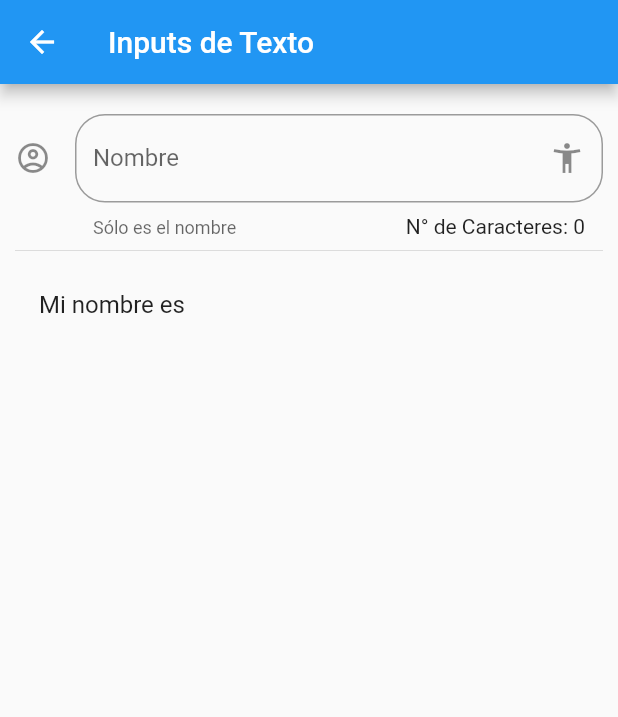
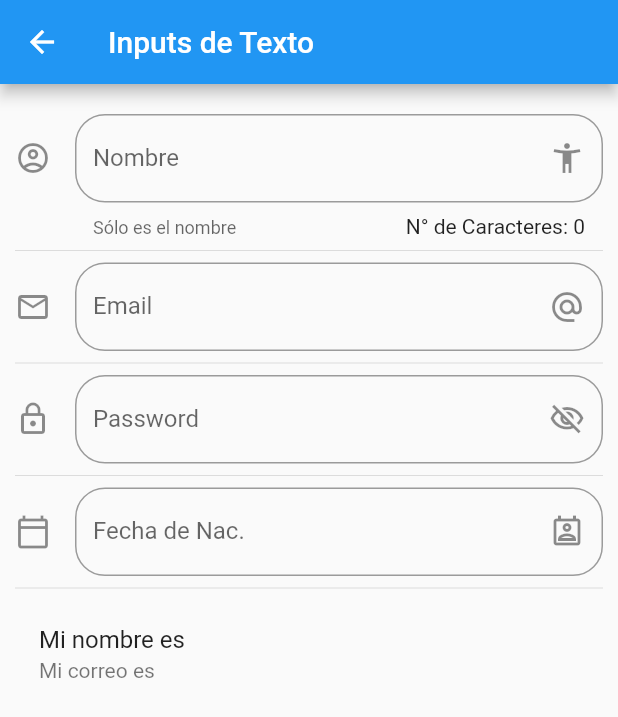
Before and after one commit to 51lv3r258/flutter-components, a Flutter app: the screen it shows after launch, after a tap on "Inputs", on a phone screen of 412 x 824 dp. Shown: the top 717 px of the screen. Run offline on Flutter 3.47's test engine with Material 2 defaults, Android fonts, the phone set to English and light mode, and no system bars; network calls fail.

Commit message:
✨ Adding some inputs to InputPage
- Adding Email Input
- Adding Password Input
- Adding Date Input

```diff
--- a/lib/main.dart
+++ b/lib/main.dart
@@ -1,4 +1,5 @@
 import 'package:flutter/material.dart';
+import 'package:flutter_localizations/flutter_localizations.dart';
 
 // * My imports
 import 'src/routes/routes.dart';
@@ -13,6 +14,15 @@ class MyApp extends StatelessWidget {
   Widget build(BuildContext context) {
     return MaterialApp(
       title: 'Components App',
+      localizationsDelegates: const [
+        GlobalMaterialLocalizations.delegate,
+        GlobalWidgetsLocalizations.delegate,
+        GlobalCupertinoLocalizations.delegate,
+      ],
+      supportedLocales: const [
+        Locale('en', 'US'),
+        Locale('es', 'ES'),
+      ],
       // debugShowMaterialGrid: true,
       debugShowCheckedModeBanner: false,
       /* home: HomePage(), */
--- a/lib/src/pages/input_page.dart
+++ b/lib/src/pages/input_page.dart
@@ -9,6 +9,12 @@ class InputPage extends StatefulWidget {
 
 class _InputPageState extends State<InputPage> {
   String _name = '';
+  String _email = '';
+  String _password = '';
+  bool _passwordHidden = true;
+  String _date = '';
+
+  final TextEditingController _inputFieldDateCtrl = TextEditingController();
 
   @override
   Widget build(BuildContext context) {
@@ -18,7 +24,17 @@ class _InputPageState extends State<InputPage> {
       ),
       body: ListView(
         padding: const EdgeInsets.symmetric(horizontal: 10, vertical: 20),
-        children: <Widget>[_createInput(), const Divider(), _createPerson()],
+        children: <Widget>[
+          _createInput(),
+          const Divider(),
+          _createEmail(),
+          const Divider(),
+          _createPassword(),
+          const Divider(),
+          _createDate(context),
+          const Divider(),
+          _createPerson(),
+        ],
       ),
     );
   }
@@ -26,6 +42,7 @@ class _InputPageState extends State<InputPage> {
   Widget _createInput() {
     return TextField(
         /* autofocus: true, */
+        keyboardType: TextInputType.name,
         textCapitalization: TextCapitalization.sentences,
         decoration: InputDecoration(
           border: OutlineInputBorder(borderRadius: BorderRadius.circular(20)),
@@ -41,9 +58,84 @@ class _InputPageState extends State<InputPage> {
             }));
   }
 
+  Widget _createEmail() {
+    return TextField(
+        keyboardType: TextInputType.emailAddress,
+        decoration: InputDecoration(
+          border: OutlineInputBorder(borderRadius: BorderRadius.circular(20)),
+          hintText: 'Email',
+          labelText: 'Email',
+          suffixIcon: const Icon(Icons.alternate_email),
+          icon: const Icon(Icons.email_outlined),
+        ),
+        onChanged: (value) => setState(() {
+              _email = value;
+            }));
+  }
+
+  Widget _createPassword() {
+    return TextField(
+        obscureText: _passwordHidden,
+        decoration: InputDecoration(
+          border: OutlineInputBorder(borderRadius: BorderRadius.circular(20)),
+          hintText: 'Password',
+          labelText: 'Password',
+          icon: const Icon(Icons.lock_outline),
+          suffixIcon: IconButton(
+              onPressed: () =>
+                  setState(() => _passwordHidden = !_passwordHidden),
+              icon: AnimatedCrossFade(
+                duration: const Duration(milliseconds: 300),
+                firstChild: const Icon(Icons.visibility_off_outlined),
+                secondChild: const Icon(Icons.visibility_outlined),
+                crossFadeState: _passwordHidden
+                    ? CrossFadeState.showFirst
+                    : CrossFadeState.showSecond,
+                firstCurve: Curves.easeInBack,
+                secondCurve: Curves.easeOutBack,
+              )),
+        ),
+        onChanged: (value) => _password = value);
+  }
+
+  Widget _createDate(BuildContext context) {
+    return TextField(
+        enableInteractiveSelection: false,
+        controller: _inputFieldDateCtrl,
+        decoration: InputDecoration(
+          border: OutlineInputBorder(borderRadius: BorderRadius.circular(20)),
+          hintText: 'Fecha de Nac.',
+          labelText: 'Fecha de Nac.',
+          icon: const Icon(Icons.calendar_today_outlined),
+          suffixIcon: const Icon(Icons.perm_contact_calendar_outlined),
+        ),
+        onTap: () {
+          FocusScope.of(context).requestFocus(FocusNode());
+          _selectDate(context);
+        });
+  }
+
+  void _selectDate(BuildContext context) async {
+    DateTime? picked = await showDatePicker(
+        context: context,
+        initialDate: DateTime.now(),
+        firstDate: DateTime(2018),
+        lastDate: DateTime.now()
+        locale: const Locale('es', 'ES')
+        );
+
+    if (picked != null) {
+      setState(() {
+        _date = picked.toString();
+        _inputFieldDateCtrl.text = _date;
+      });
+    }
+  }
+
   Widget _createPerson() {
     return ListTile(
       title: Text('Mi nombre es $_name'),
+      subtitle: Text('Mi correo es $_email'),
     );
   }
 }
--- a/pubspec.yaml
+++ b/pubspec.yaml
@@ -3,7 +3,7 @@ description: A new Flutter project.
 
 # The following line prevents the package from being accidentally published to
 # pub.dev using `flutter pub publish`. This is preferred for private packages.
-publish_to: 'none' # Remove this line if you wish to publish to pub.dev
+publish_to: "none" # Remove this line if you wish to publish to pub.dev
 
 # The following defines the version and build number for your application.
 # A version number is three numbers separated by dots, like 1.2.43
@@ -29,7 +29,8 @@ environment:
 dependencies:
   flutter:
     sdk: flutter
-
+  flutter_localizations:
+    sdk: flutter
 
   # The following adds the Cupertino Icons font to your application.
   # Use with the CupertinoIcons class for iOS style icons.
@@ -51,7 +52,6 @@ dev_dependencies:
 
 # The following section is specific to Flutter.
 flutter:
-
   # The following line ensures that the Material Icons font is
   # included with your application, so that you can use the icons in
   # the material Icons class.
```
Also changed, not shown: pubspec.lock.
